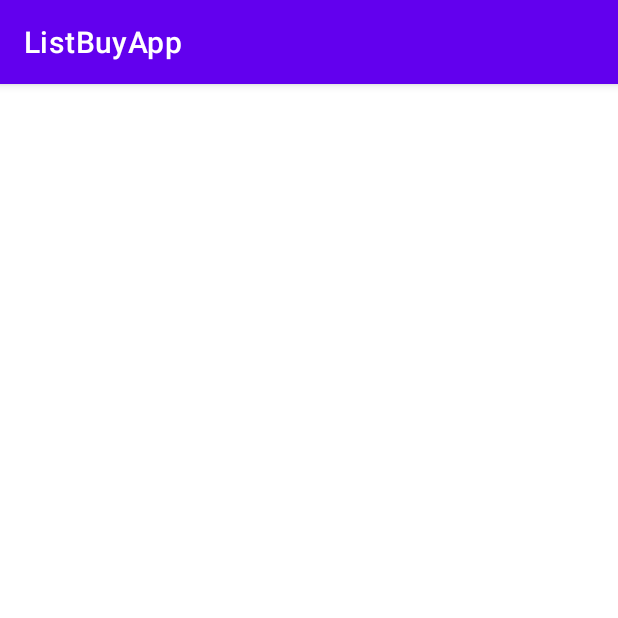
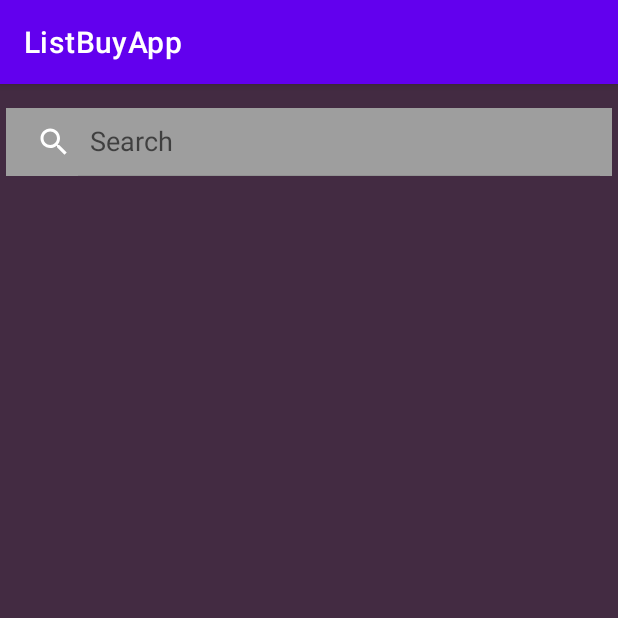
Before and after one commit to Jess2602/ListBuyApp, an Android app: the screen it shows after launch (MainActivity), on a phone screen of 412 x 824 dp, the top half of it. Run offline under Robolectric (Android 15) with nearby library versions, the phone set to English and light mode, and no system bars.

Commit message:
Search bar

```diff
--- /dev/null
+++ b/app/src/main/res/drawable/close_icon.xml
@@ -0,0 +1,5 @@
+<vector android:height="24dp" android:tint="#FFFFFF"
+    android:viewportHeight="24" android:viewportWidth="24"
+    android:width="24dp" xmlns:android="http://schemas.android.com/apk/res/android">
+    <path android:fillColor="@android:color/white" android:pathData="M19,6.41L17.59,5 12,10.59 6.41,5 5,6.41 10.59,12 5,17.59 6.41,19 12,13.41 17.59,19 19,17.59 13.41,12z"/>
+</vector>
--- /dev/null
+++ b/app/src/main/res/drawable/search_icon.xml
@@ -0,0 +1,5 @@
+<vector android:height="24dp" android:tint="#FFFFFF"
+    android:viewportHeight="24" android:viewportWidth="24"
+    android:width="24dp" xmlns:android="http://schemas.android.com/apk/res/android">
+    <path android:fillColor="@android:color/white" android:pathData="M15.5,14h-0.79l-0.28,-0.27C15.41,12.59 16,11.11 16,9.5 16,5.91 13.09,3 9.5,3S3,5.91 3,9.5 5.91,16 9.5,16c1.61,0 3.09,-0.59 4.23,-1.57l0.27,0.28v0.79l5,4.99L20.49,19l-4.99,-5zM9.5,14C7.01,14 5,11.99 5,9.5S7.01,5 9.5,5 14,7.01 14,9.5 11.99,14 9.5,14z"/>
+</vector>
--- a/app/src/main/res/layout/activity_main.xml
+++ b/app/src/main/res/layout/activity_main.xml
@@ -4,6 +4,26 @@
     xmlns:tools="http://schemas.android.com/tools"
     android:layout_width="match_parent"
     android:layout_height="match_parent"
+    android:background="#432B42"
     tools:context=".MainActivity">
 
+    <androidx.appcompat.widget.SearchView
+        android:id="@+id/searchBar"
+        android:layout_width="match_parent"
+        android:layout_height="45dp"
+        android:layout_marginStart="4dp"
+        android:layout_marginTop="16dp"
+        android:layout_marginEnd="4dp"
+        android:background="#9E9E9E"
+        app:iconifiedByDefault="false"
+        app:layout_constraintEnd_toEndOf="parent"
+        app:layout_constraintStart_toStartOf="parent"
+        app:layout_constraintTop_toTopOf="parent"
+        app:queryHint="Search"
+        android:inputType="text"
+        app:searchIcon="@drawable/search_icon"
+        app:closeIcon="@drawable/close_icon"
+        />
+
+
 </androidx.constraintlayout.widget.ConstraintLayout>
--- a/app/src/main/res/values/themes.xml
+++ b/app/src/main/res/values/themes.xml
@@ -12,5 +12,6 @@
         <!-- Status bar color. -->
         <item name="android:statusBarColor" tools:targetApi="l">?attr/colorPrimaryVariant</item>
         <!-- Customize your theme here. -->
+        <item name="android:editTextColor">@android:color/white</item>
     </style>
 </resources>
```
